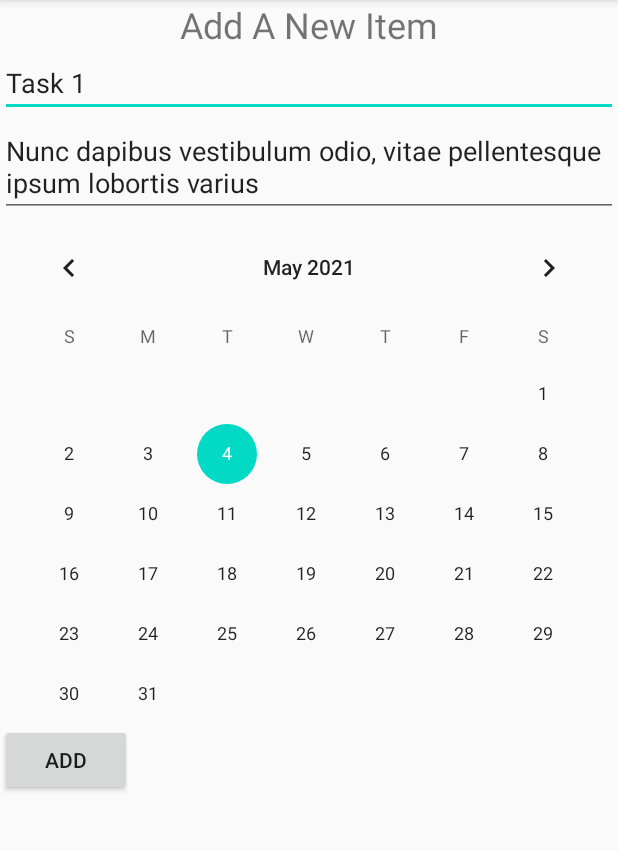
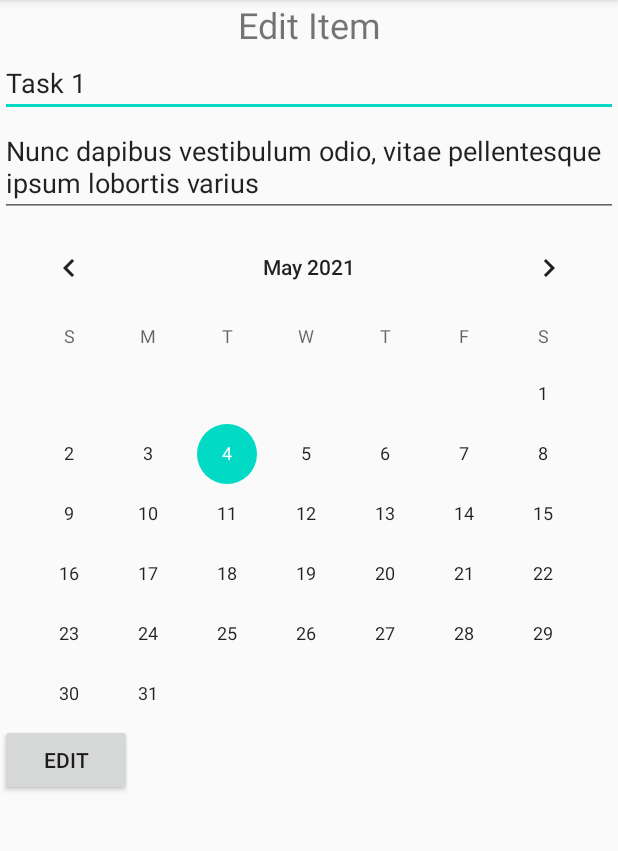
Before and after one commit to kseniaxen/demo-java-android-todo-2021, an Android app: the screen it shows after launch (FormActivity), after a tap on "EDIT", on a phone screen of 412 x 824 dp, the part 84-935 px from its top. Run offline under Robolectric (Android 15) with nearby library versions, the phone set to English and light mode, and no system bars; libraries missing offline, so code that uses them is left out: com.orm.

Commit message:
Refactor text in Button and TextView activity_form

```diff
--- a/app/src/main/java/org/tyaa/demo/java/android/mytodolist/FormActivity.java
+++ b/app/src/main/java/org/tyaa/demo/java/android/mytodolist/FormActivity.java
@@ -12,6 +12,7 @@ import android.view.View;
 import android.widget.Button;
 import android.widget.CalendarView;
 import android.widget.EditText;
+import android.widget.TextView;
 
 import java.text.ParseException;
 import java.text.SimpleDateFormat;
@@ -40,6 +41,8 @@ public class FormActivity extends AppCompatActivity {
         EditText descriptionEditText = findViewById(R.id.newItemDescriptionEditText);
         CalendarView calendarView = findViewById(R.id.calendarView);
 
+        TextView newItemName = findViewById(R.id.newItemName);
+
         calendarView.setOnDateChangeListener((view, year, month, dayOfMonth) -> {
             // номер первого месяца - 0,
             // поэтому номер любого месяца увеличиваем на 1
@@ -55,6 +58,8 @@ public class FormActivity extends AppCompatActivity {
         // расширение - ИД модели для редактирования
         if (intent.hasExtra("editedItemId")) {
             Long editedItemId = intent.getLongExtra("editedItemId", 0L);
+            newItemName.setText("Edit Item");
+            addButton.setText("Edit");
             if (!editedItemId.equals(0L)) {
                 // найти по ИД модель из списка
                 for (TodoItem item : Global.items) {
@@ -75,6 +80,9 @@ public class FormActivity extends AppCompatActivity {
                     }
                 }
             }
+        }else{
+            newItemName.setText("Add A New Item");
+            addButton.setText("Add");
         }
         // установка обработчика события клик по кнопке добавления задачи
         addButton.setOnClickListener(new View.OnClickListener() {
--- a/app/src/main/res/layout/activity_form.xml
+++ b/app/src/main/res/layout/activity_form.xml
@@ -8,6 +8,7 @@
     tools:context=".FormActivity">
 
     <TextView
+        android:id="@+id/newItemName"
         android:textSize="24sp"
         android:textAlignment="center"
         android:text="Add A New Item"
--- a/build.gradle
+++ b/build.gradle
@@ -7,7 +7,7 @@ buildscript {
 
     }
     dependencies {
-        classpath 'com.android.tools.build:gradle:7.0.0-alpha14'
+        classpath 'com.android.tools.build:gradle:7.0.0-alpha15'
 
         // NOTE: Do not place your application dependencies here; they belong
         // in the individual module build.gradle files
```
Also changed, not shown: gradle/wrapper/gradle-wrapper.properties.
